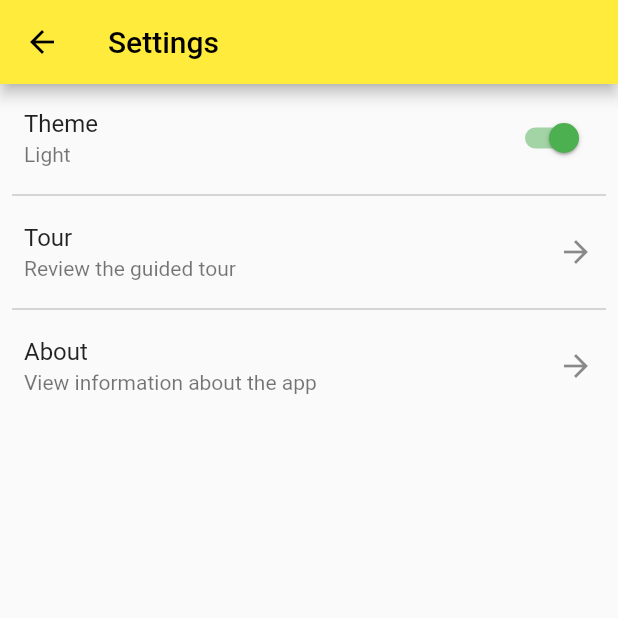
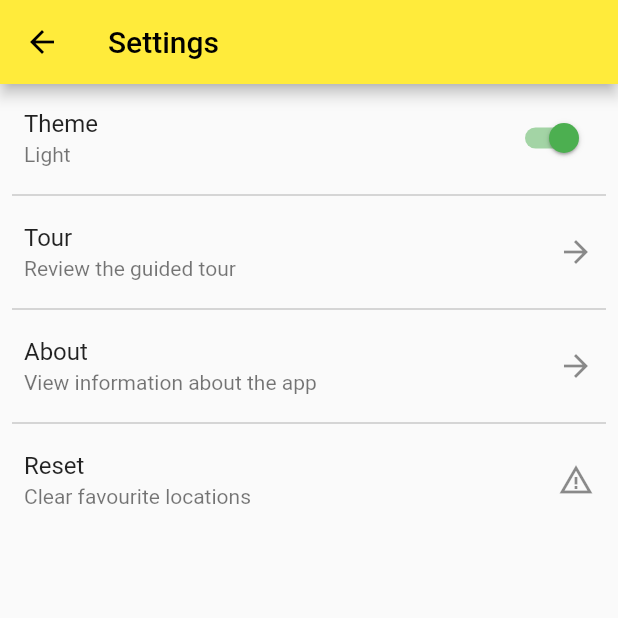
Before and after one commit to dnewmanAU/weather-flutter-app, a Flutter app: the Home screen opened directly, after a tap on the "settings" icon, on a phone screen of 412 x 824 dp, the top half of it. Run offline on Flutter 3.47's test engine with Material 2 defaults, Android fonts, the phone set to English and light mode, and no system bars; our stand-ins replace shared_preferences; accounts and stored records are empty; network calls fail.

Commit message:
add option to clear sharedpreferences

```diff
--- a/lib/routes/home.dart
+++ b/lib/routes/home.dart
@@ -1,6 +1,7 @@
 import 'package:flutter/material.dart';
 import 'package:shared_preferences/shared_preferences.dart';
 import 'package:intl/intl.dart';
+import '../routes/location.dart';
 import '../routes/settings.dart';
 import '../models/coordinates_model.dart';
 import '../models/forecast_model.dart';
@@ -94,7 +95,7 @@ class _HomeState extends State<Home> {
       child: Scaffold(
         appBar: AppBar(
           title: const Text('Home'),
-          centerTitle: false,
+          centerTitle: true,
           actions: <Widget>[
             IconButton(
               icon: const Icon(
@@ -107,6 +108,16 @@ class _HomeState extends State<Home> {
               ),
             ),
           ],
+          leading: IconButton(
+            icon: const Icon(
+              Icons.search,
+              color: Colors.black,
+            ),
+            onPressed: () => Navigator.push(
+              context,
+              MaterialPageRoute(builder: (context) => const Location()),
+            ),
+          ),
         ),
         body: Center(
           child: Visibility(
--- a/lib/routes/settings.dart
+++ b/lib/routes/settings.dart
@@ -1,4 +1,5 @@
 import 'package:flutter/material.dart';
+import 'package:shared_preferences/shared_preferences.dart';
 import '../routes/onboarding.dart';
 import '../routes/about.dart';
 
@@ -10,6 +11,11 @@ class Settings extends StatefulWidget {
 }
 
 class _SettingsState extends State<Settings> {
+  void _clearAppData() async {
+    final prefs = await SharedPreferences.getInstance();
+    await prefs.clear();
+  }
+
   @override
   Widget build(BuildContext context) {
     return SafeArea(
@@ -61,6 +67,43 @@ class _SettingsState extends State<Settings> {
                   MaterialPageRoute(builder: (context) => const About()),
                 ),
               ),
+              const Divider(
+                color: Colors.black,
+                thickness: 0.2,
+                height: 4,
+                indent: 8,
+                endIndent: 8,
+              ),
+              ListTile(
+                title: const Text('Reset'),
+                subtitle: const Text('Clear favourite locations'),
+                trailing: const Icon(Icons.warning_amber),
+                onTap: () => showDialog<String>(
+                  context: context,
+                  builder: (BuildContext context) => AlertDialog(
+                    title: const Text('Are you sure?'),
+                    content: const Text('Cannot be undone'),
+                    actions: <Widget>[
+                      TextButton(
+                        child: const Text('No'),
+                        onPressed: () => Navigator.pop(context),
+                      ),
+                      TextButton(
+                        child: const Text('Yes',
+                            style: TextStyle(color: Colors.red)),
+                        onPressed: () {
+                          _clearAppData();
+                          Navigator.pop(context);
+                          const confirmationDialog = SnackBar(
+                            content: Text('Favourites deleted'),
+                          );
+                          ScaffoldMessenger.of(context).showSnackBar(confirmationDialog);
+                        },
+                      ),
+                    ],
+                  ),
+                ),
+              ),
             ],
           ),
         ),
```
